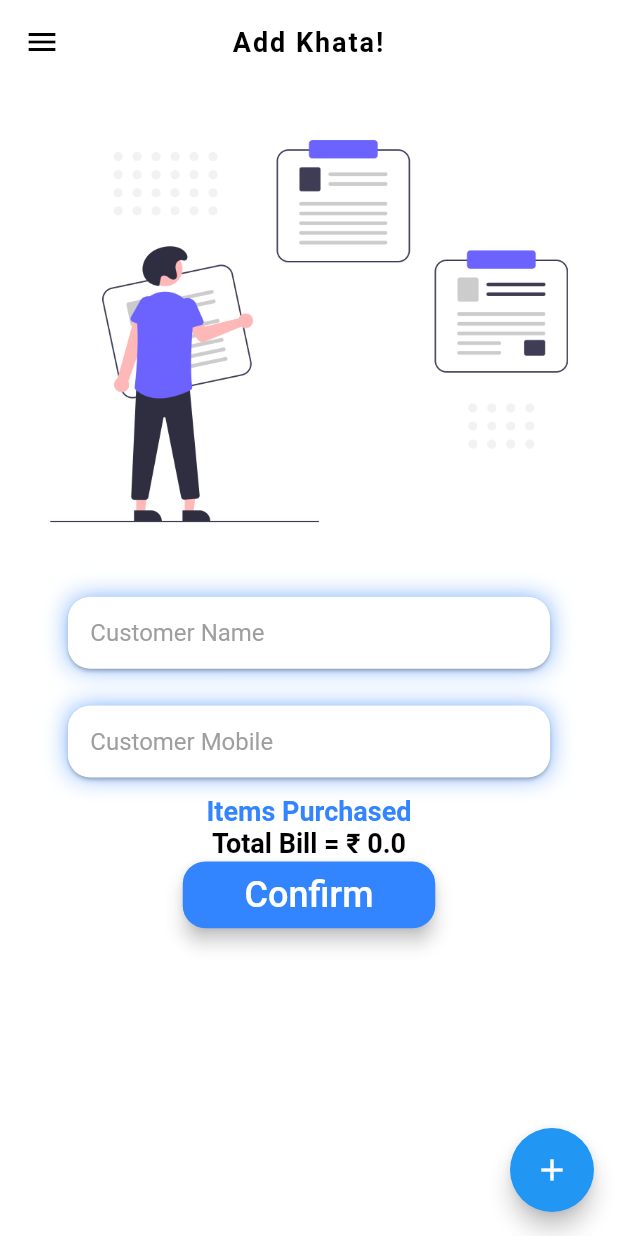
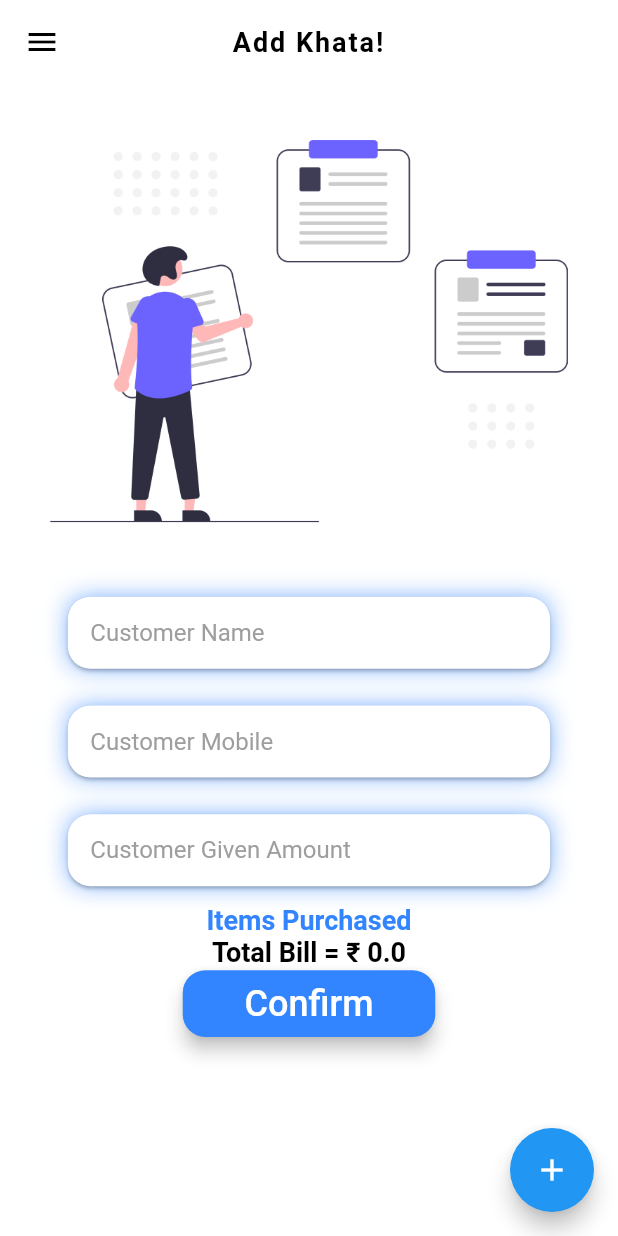
Before and after one commit to M-I-T-R-A/Mitra-App, a Flutter app: the AddKhata screen opened directly, after a tap on "Confirm", on a phone screen of 412 x 824 dp. Run offline on Flutter 3.47's test engine with Material 2 defaults, Android fonts, the phone set to English and light mode, and no system bars; our stand-ins replace cloud_firestore, file_picker, firebase_auth, firebase_messaging, firebase_storage, flushbar and 12 more; missing offline and left inert: flutter_dialogflow, flutter_inappwebview, syncfusion_flutter_pdf, tesseract_ocr; accounts and stored records are empty; statements that could not run were skipped; project files that could hold a hidden picture were left out.

Commit message:
Khata integrated

```diff
--- /dev/null
+++ b/lib/Models/Khata.dart
@@ -0,0 +1,58 @@
+class Khata {
+  String invoiceImageUrl;
+  ShopCustomer shopCustomer;
+  String timeOfSell;
+
+  Khata({this.invoiceImageUrl, this.shopCustomer, this.timeOfSell});
+
+  Khata.fromJson(Map<String, dynamic> json) {
+    invoiceImageUrl = json['invoiceImageUrl'];
+    shopCustomer = json['shopCustomer'] != null
+        ? new ShopCustomer.fromJson(json['shopCustomer'])
+        : null;
+    timeOfSell = json['timeOfSell'];
+  }
+
+  Map<String, dynamic> toJson() {
+    final Map<String, dynamic> data = new Map<String, dynamic>();
+    data['invoiceImageUrl'] = this.invoiceImageUrl;
+    if (this.shopCustomer != null) {
+      data['shopCustomer'] = this.shopCustomer.toJson();
+    }
+    data['timeOfSell'] = this.timeOfSell;
+    return data;
+  }
+}
+
+class ShopCustomer {
+  double creditAmount;
+  bool creditAmountVerified;
+  int id;
+  String name;
+  String phoneNumber;
+
+  ShopCustomer(
+      {this.creditAmount,
+      this.creditAmountVerified,
+      this.id,
+      this.name,
+      this.phoneNumber});
+
+  ShopCustomer.fromJson(Map<String, dynamic> json) {
+    creditAmount = json['creditAmount'];
+    creditAmountVerified = json['creditAmountVerified'];
+    id = json['id'];
+    name = json['name'];
+    phoneNumber = json['phoneNumber'];
+  }
+
+  Map<String, dynamic> toJson() {
+    final Map<String, dynamic> data = new Map<String, dynamic>();
+    data['creditAmount'] = this.creditAmount;
+    data['creditAmountVerified'] = this.creditAmountVerified;
+    data['id'] = this.id;
+    data['name'] = this.name;
+    data['phoneNumber'] = this.phoneNumber;
+    return data;
+  }
+}
--- a/lib/Screens/AddKhata.dart
+++ b/lib/Screens/AddKhata.dart
@@ -1,8 +1,14 @@
+import 'package:Mitra/Models/Store.dart';
+import 'package:Mitra/Screens/Home.dart';
 import 'package:Mitra/Screens/SearchPicker.dart';
 import 'package:Mitra/Services/GenerateKhataPdf.dart';
+import 'package:Mitra/Services/StoreDetails.dart';
 import 'package:Mitra/constants.dart';
 import 'package:flutter/material.dart';
+import 'package:flutter_spinkit/flutter_spinkit.dart';
+import 'package:page_transition/page_transition.dart';
 import 'package:shared_preferences/shared_preferences.dart';
+import 'package:open_file/open_file.dart' as open_file;
 
 class AddKhata extends StatefulWidget {
   @override
@@ -15,8 +21,9 @@ class _AddKhataState extends State<AddKhata> {
   List<dynamic> products = new List();
   double screenWidth,screenHeight;
   List<int> count = new List();
-  String storeName = "Gupta Kirana";
+  String storeName = "";
   double bill = 0;
+  double customerAmount = 0;
 
   SharedPreferences prefs;
     void initState() {
@@ -26,6 +33,8 @@ class _AddKhataState extends State<AddKhata> {
   }
 
   init() async {
+    Store store = await getStoreDetails();
+    storeName = store.shopName;
     count = new List();
     for(int i=0;i<10000;i++) {
       count.add(0);
@@ -246,7 +255,7 @@ class _AddKhataState extends State<AddKhata> {
           child: Icon(Icons.add),
         ),
         drawer: Drawer(),
-        body: SingleChildScrollView(
+        body: storeName != null ? SingleChildScrollView(
           physics: ScrollPhysics(),
           child: Column(
             children: [
@@ -325,6 +334,36 @@ class _AddKhataState extends State<AddKhata> {
                   ),
                 ),
               ),
+              Container(
+                width: 0.8 * screenWidth,
+                margin: EdgeInsets.symmetric(vertical: 0.01 * screenHeight),
+                decoration: BoxDecoration(
+                  boxShadow: [
+                    BoxShadow(color: primaryColor, blurRadius: 15.0, spreadRadius: -8),
+                  ],
+                ),
+                child: Card(
+                  shape: RoundedRectangleBorder(
+                      borderRadius: BorderRadius.circular(15)),
+                  child: Container(
+                    padding: EdgeInsets.symmetric(
+                      horizontal: 15,
+                    ),
+                    child: TextField(
+                        decoration: InputDecoration(
+                            border: InputBorder.none,
+                            hintText: "Customer Given Amount",
+                            hintStyle:
+                                TextStyle(color: grey, fontSize: 16)),
+                        style: TextStyle(
+                              fontSize: 16,
+                            ),
+                            onChanged: (value) {
+                                  this.customerAmount = double.parse(value);
+                            },),
+                  ),
+                ),
+              ),
               Text("Items Purchased",
                 style: TextStyle(
                   fontSize: 18.0,
@@ -353,10 +392,21 @@ class _AddKhataState extends State<AddKhata> {
                     Map<String, dynamic> data = {
                       "customerName": customerName,
                       "customerMobile": customerMobile,
+                      "customerAmount": customerAmount,
+                      "totalBill": bill,
                       "products": products,
                       "quantity": count
                     };
-                    generateKhata(data);
+                    String path = await generateKhata(data);
+                    if (path != null){
+                      //Launch the file (used open_file package)
+                      await open_file.OpenFile.open(path);
+                      Navigator.pushReplacement(
+                        context,
+                        PageTransition(
+                            type: PageTransitionType.leftToRightWithFade,
+                            child: Home(index : 1)));
+                    }
                   }
               },
               shape: RoundedRectangleBorder(
@@ -373,7 +423,12 @@ class _AddKhataState extends State<AddKhata> {
 
           ],
         ),
-      ),
+      ) : Container(
+            child: SpinKitDoubleBounce(
+              color: primaryColor,
+              size: 50.0,
+            )
+          ),
     );
   }
 }
--- a/lib/Services/GenerateKhataPdf.dart
+++ b/lib/Services/GenerateKhataPdf.dart
@@ -1,22 +1,72 @@
+import 'dart:convert';
 import 'dart:io';
 
 import 'package:Mitra/Models/Grocery.dart';
+import 'package:Mitra/Models/Khata.dart';
+import 'package:Mitra/Models/Store.dart';
+import 'package:Mitra/Services/StoreDetails.dart';
 import 'package:Mitra/Services/UploadImageFirestore.dart';
+import 'package:Mitra/constants.dart';
 import 'package:flutter/material.dart';
+import 'package:http/http.dart';
+import 'package:shared_preferences/shared_preferences.dart';
 import 'package:syncfusion_flutter_pdf/pdf.dart';
 import 'package:intl/intl.dart';
 import 'package:path_provider/path_provider.dart' as path_provider;
-import 'package:open_file/open_file.dart' as open_file;
+
+getAllKhata() async{
+  SharedPreferences prefs = await SharedPreferences.getInstance();
+  int id = prefs.getInt("id");
+
+  final url = (server+"shop/sell/customers/"+ id.toString());
+  print(url);
+  Response response = await get(Uri.encodeFull(url), headers: {"Content-Type": "application/json"});
+  print(response.body);
+
+  List<Khata> khata = (json.decode(response.body) as List).map((i) => Khata.fromJson(i)).toList();
+
+  return khata;
+}
 
 generateKhata(Map<String, dynamic> data) async{
   String path = await createPDF(data);
+
   final File file = File(path);
+
   String firebasePath = await uploadFile(file, path);
 
   //post request
+  SharedPreferences prefs = await SharedPreferences.getInstance();
+  int id = prefs.getInt("id");
 
-  //Launch the file (used open_file package)
-  await open_file.OpenFile.open(path);
+  List<dynamic> soldItems = new List();
+  for(int i =0 ; i< data["products"].length; i++){
+    soldItems.add({
+        "category": data["products"][i].category,
+        "name": data["products"][i].name,
+        "pricePerUnit": data["products"][i].pricePerUnit,
+        "quantity": data["quantity"][i],
+        "unit": data["products"][i].unit
+    });
+  }
+
+  final khata = {
+    "customerId": id,
+    "invoiceImageUrl": firebasePath,
+    "amountPaid": data['customerAmount'],
+    "shopCustomer": {
+      "name": data["customerName"],
+      "phoneNumber": data["customerMobile"].toString()
+    },
+    "soldItems": soldItems
+  };
+  print(khata);
+  final url = (server+"shop/sell");
+  print(url);
+  Response response = await post(Uri.encodeFull(url), body: json.encode(khata), headers: {"Content-Type": "application/json"});
+  print(response.body);
+
+  return response.statusCode == 200 ? path : null;
 }
 
 Future<String> createPDF(Map<String, dynamic> data) async {
@@ -37,7 +87,7 @@ Future<String> createPDF(Map<String, dynamic> data) async {
   //Draw grid
   drawGrid(page, grid, result);
   //Add invoice footer
-  drawFooter(page, pageSize);
+  await drawFooter(page, pageSize);
   //Save and launch the document
   final List<int> bytes = document.save();
   //Dispose the document.
@@ -181,7 +231,7 @@ void drawGrid(PdfPage page, PdfGrid grid, PdfLayoutResult result) {
           result.bounds.bottom + 10,
           quantityCellBounds.width,
           quantityCellBounds.height));
-  page.graphics.drawString(getTotalAmount(grid).toString(),
+  page.graphics.drawString("Rs." + getTotalAmount(grid).toString(),
       PdfStandardFont(PdfFontFamily.helvetica, 9, style: PdfFontStyle.bold),
       bounds: Rect.fromLTWH(
           totalPriceCellBounds.left,
@@ -190,7 +240,13 @@ void drawGrid(PdfPage page, PdfGrid grid, PdfLayoutResult result) {
           totalPriceCellBounds.height));
 }
 
-void drawFooter(PdfPage page, Size pageSize) {
+Future<void> drawFooter(PdfPage page, Size pageSize) async{
+  //get Store Info
+  Store store = await getStoreDetails();
+  String storeName = store.shopName;
+  String storeMobile = store.phoneNumber;
+  String storeAddress = store.shopAddress.firstLine + ", " + store.shopAddress.secondLine + ', '+ store.shopAddress.city;
+
   final PdfPen linePen =
       PdfPen(PdfColor(142, 170, 219, 255), dashStyle: PdfDashStyle.custom);
   linePen.dashPattern = <double>[3, 3];
@@ -198,8 +254,8 @@ void drawFooter(PdfPage page, Size pageSize) {
   page.graphics.drawLine(linePen, Offset(0, pageSize.height - 100),
       Offset(pageSize.width, pageSize.height - 100));
 
-  const String footerContent =
-      'Chennai\r\n\r\nTamil Nadu, India\r\n\r\nAny Questions? mitra@tvs-credit.com';
+  String footerContent =
+      '$storeName, \r\n\r$storeMobile \r\n\r$storeAddress\r\n\r\nAny Questions? mitra@tvs-credit.com';
 
   //Added 30 as a margin for the layout.
   page.graphics.drawString(
```
Also changed, not shown: lib/Screens/KhataScreen.dart (+46 -19 lines), assets/images/khataAll.png (added).
